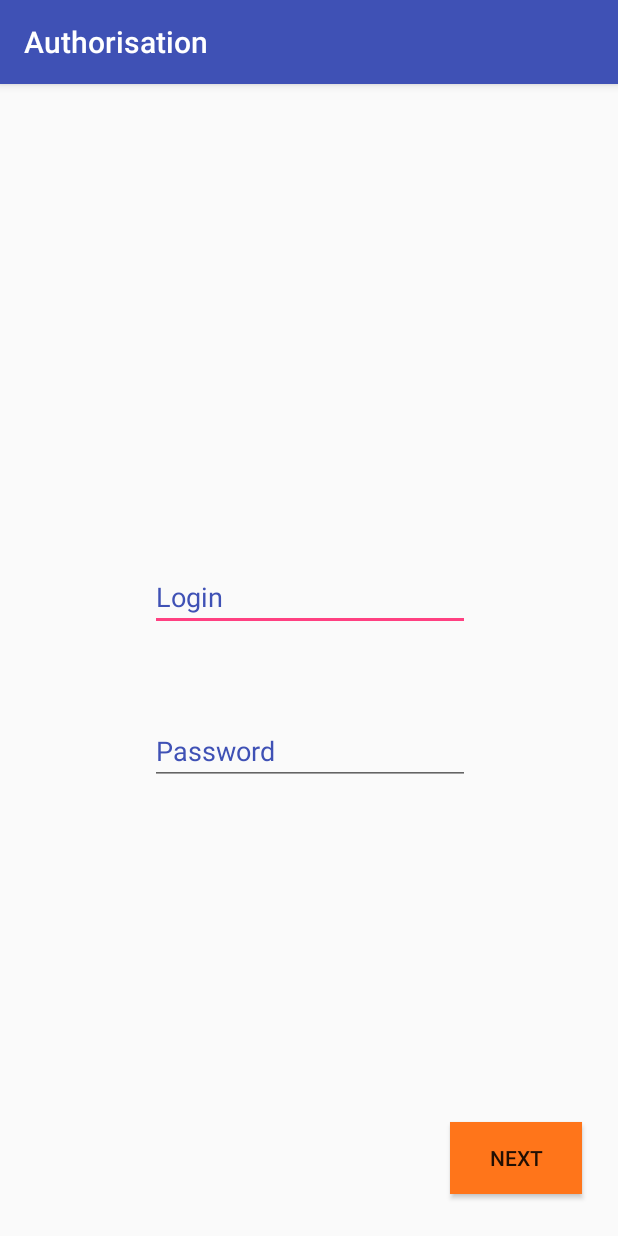
After one commit to Memternet/Memternet-client, an Android app: the AuthorisationActivity screen opened directly, with no data from a screen before it, on a phone screen of 412 x 824 dp. The commit adds this screen. Run offline under Robolectric (Android 15) with nearby library versions, the phone set to English and light mode, and no system bars.

Commit message:
Fix auth activity

```diff
--- a/app/build.gradle
+++ b/app/build.gradle
@@ -4,7 +4,7 @@ android {
     compileSdkVersion 26
     defaultConfig {
         applicationId "com.example.root.memternet"
-        minSdkVersion 17
+        minSdkVersion 21
         targetSdkVersion 26
         versionCode 1
         versionName "1.0"
@@ -22,6 +22,7 @@ dependencies {
     implementation fileTree(dir: 'libs', include: ['*.jar'])
     implementation 'com.android.support:appcompat-v7:26.1.0'
     implementation 'com.android.support.constraint:constraint-layout:1.0.2'
+    implementation 'com.android.support:design:26.1.0'
     testImplementation 'junit:junit:4.12'
     androidTestImplementation 'com.android.support.test:runner:1.0.1'
     androidTestImplementation 'com.android.support.test.espresso:espresso-core:3.0.1'
--- a/app/src/main/AndroidManifest.xml
+++ b/app/src/main/AndroidManifest.xml
@@ -1,7 +1,9 @@
 <?xml version="1.0" encoding="utf-8"?>
 <manifest xmlns:android="http://schemas.android.com/apk/res/android"
     package="com.example.root.memternet">
-    <uses-permission android:name="android.permission.INTERNET"/>
+
+    <uses-permission android:name="android.permission.INTERNET" />
+
     <application
         android:largeHeap="true"
         android:allowBackup="true"
@@ -17,6 +19,11 @@
                 <category android:name="android.intent.category.LAUNCHER" />
             </intent-filter>
         </activity>
+        <activity
+            android:name=".AuthorisationActivity"
+            android:label="@string/title_activity_authorisation"
+            android:theme="@style/AppTheme.NoActionBar">
+        </activity>
     </application>
 
 </manifest>
--- /dev/null
+++ b/app/src/main/java/com/example/root/memternet/AuthorisationActivity.java
@@ -0,0 +1,15 @@
+package com.example.root.memternet;
+
+import android.os.Bundle;
+import android.support.v7.app.AppCompatActivity;
+import android.support.v7.widget.Toolbar;
+
+public class AuthorisationActivity extends AppCompatActivity {
+
+    @Override
+    protected void onCreate(Bundle savedInstanceState) {
+        super.onCreate(savedInstanceState);
+        setContentView(R.layout.activity_authorisation);
+    }
+
+}
--- a/app/src/main/java/com/example/root/memternet/Loader.java
+++ b/app/src/main/java/com/example/root/memternet/Loader.java
@@ -1,9 +1,11 @@
 package com.example.root.memternet;
 
+import android.graphics.Bitmap;
 import android.graphics.BitmapFactory;
 import android.os.AsyncTask;
 import android.util.Log;
 import android.util.Pair;
+import android.view.Display;
 
 import java.io.BufferedReader;
 import java.io.IOException;
@@ -74,6 +76,7 @@ public class Loader {
                 lastId = memesList.get(i).getId() - 1;
             test.add(memesList.get(i).getImg_url());
         }
+
         return test;
     }
 
@@ -117,7 +120,8 @@ public class Loader {
                     URL url = new URL(urls.get(i));
                     URLConnection connection = url.openConnection();
                     connection.connect();
-                    memes.get(i).setImg(BitmapFactory.decodeStream(connection.getInputStream()));
+                    Bitmap bitmap = BitmapFactory.decodeStream(connection.getInputStream());
+                    memes.get(i).setImg(bitmap);
                 } catch (MalformedURLException e) {
                     e.printStackTrace();
                 } catch (IOException e) {
--- a/app/src/main/java/com/example/root/memternet/MainActivity.java
+++ b/app/src/main/java/com/example/root/memternet/MainActivity.java
@@ -6,6 +6,7 @@ import android.support.v7.app.AppCompatActivity;
 import android.os.Bundle;
 import android.support.v7.widget.LinearLayoutManager;
 import android.support.v7.widget.RecyclerView;
+import android.util.DisplayMetrics;
 
 
 import java.util.ArrayList;
@@ -42,8 +43,6 @@ public class MainActivity extends AppCompatActivity {
         };
         Timer t = new Timer();
         t.schedule(tt, 100, 100);
-//        ImageLoader loader;
-//        loader.start
     }
 
     @Override
--- a/app/src/main/java/com/example/root/memternet/Meme.java
+++ b/app/src/main/java/com/example/root/memternet/Meme.java
@@ -1,6 +1,7 @@
 package com.example.root.memternet;
 
 import android.graphics.Bitmap;
+import android.view.Display;
 
 public final class Meme {
     private String url;
--- a/app/src/main/java/com/example/root/memternet/MemeAdapter.java
+++ b/app/src/main/java/com/example/root/memternet/MemeAdapter.java
@@ -12,6 +12,7 @@ public class MemeAdapter extends RecyclerView.Adapter<MemeAdapter.ViewHolder> {
     public boolean isNeedUpdate() {
         return needUpdate;
     }
+
     MemeAdapter() {
         super();
         data = new ArrayList();
--- a/app/src/main/java/com/example/root/memternet/MemeView.java
+++ b/app/src/main/java/com/example/root/memternet/MemeView.java
@@ -1,7 +1,12 @@
 package com.example.root.memternet;
 
 import android.content.Context;
+import android.graphics.Bitmap;
 import android.support.v7.widget.CardView;
+import android.view.Display;
+import android.view.Gravity;
+import android.widget.Button;
+import android.widget.FrameLayout;
 import android.widget.ImageView;
 import android.widget.TextView;
 
@@ -10,15 +15,18 @@ public class MemeView extends CardView {
     ImageView img;
     MemeView (Context context) {
         super(context);
-        LayoutParams lp = new LayoutParams(LayoutParams.MATCH_PARENT, LayoutParams.WRAP_CONTENT);
+        final int margin = (int)(16 * context.getResources().getDisplayMetrics().density);
+        LayoutParams lp = new LayoutParams(LayoutParams.WRAP_CONTENT, LayoutParams.WRAP_CONTENT);
+        lp.setMargins(margin, margin / 2, margin, margin / 2);
+        setElevation(50);
         super.setLayoutParams(lp);
         memeText = new TextView(context);
         img = new ImageView(context);
-        lp = new LayoutParams(LayoutParams.WRAP_CONTENT, LayoutParams.WRAP_CONTENT);
-        img.setLayoutParams(lp);
+        Button button = new Button(context);
+        //super.addView(button, 200, 200);
+        setElevation(100);
         super.addView(memeText);
         super.addView(img);
-        super.setRadius(20);
     }
     public void setMeme(Meme meme) {
         img.setImageBitmap(meme.getImg());
--- /dev/null
+++ b/app/src/main/res/layout/activity_authorisation.xml
@@ -0,0 +1,26 @@
+<?xml version="1.0" encoding="utf-8"?>
+<android.support.design.widget.CoordinatorLayout xmlns:android="http://schemas.android.com/apk/res/android"
+    xmlns:app="http://schemas.android.com/apk/res-auto"
+    xmlns:tools="http://schemas.android.com/tools"
+    android:layout_width="match_parent"
+    android:layout_height="match_parent"
+    tools:context="com.example.root.memternet.AuthorisationActivity">
+
+    <android.support.design.widget.AppBarLayout
+        android:layout_width="match_parent"
+        android:layout_height="wrap_content"
+        android:theme="@style/AppTheme.AppBarOverlay">
+
+        <android.support.v7.widget.Toolbar
+            app:title="@string/authorisation"
+            android:id="@+id/toolbar"
+            android:layout_width="match_parent"
+            android:layout_height="?attr/actionBarSize"
+            android:background="?attr/colorPrimary"
+            app:popupTheme="@style/AppTheme.PopupOverlay" />
+
+    </android.support.design.widget.AppBarLayout>
+
+    <include layout="@layout/content_authorisation" />
+
+</android.support.design.widget.CoordinatorLayout>
--- a/app/src/main/res/layout/activity_main.xml
+++ b/app/src/main/res/layout/activity_main.xml
@@ -9,6 +9,9 @@
         android:id="@+id/posts"
         android:layout_width="match_parent"
         android:layout_height="match_parent"
-        android:scrollbars="vertical">
+        android:scrollbars="vertical"
+        android:background="@color/lightBlue"
+        android:paddingTop="16dp"
+        android:foregroundGravity="center_horizontal">
     </android.support.v7.widget.RecyclerView>
 </android.support.constraint.ConstraintLayout>
--- /dev/null
+++ b/app/src/main/res/layout/content_authorisation.xml
@@ -0,0 +1,59 @@
+<?xml version="1.0" encoding="utf-8"?>
+<android.support.constraint.ConstraintLayout xmlns:android="http://schemas.android.com/apk/res/android"
+    xmlns:app="http://schemas.android.com/apk/res-auto"
+    xmlns:tools="http://schemas.android.com/tools"
+    android:layout_width="match_parent"
+    android:layout_height="match_parent"
+    app:layout_behavior="@string/appbar_scrolling_view_behavior"
+    tools:context="com.example.root.memternet.AuthorisationActivity"
+    tools:showIn="@layout/activity_authorisation">
+
+    <EditText
+        android:id="@+id/editText"
+        android:layout_width="wrap_content"
+        android:layout_height="wrap_content"
+        android:layout_marginEnd="24dp"
+        android:layout_marginStart="24dp"
+        android:layout_marginTop="24dp"
+        android:ems="10"
+        android:hint="@string/login"
+        android:inputType="textPersonName"
+        android:textColor="@color/colorPrimaryDark"
+        android:textColorHint="@color/colorPrimary"
+        app:layout_constraintBottom_toTopOf="@+id/password"
+        app:layout_constraintEnd_toEndOf="parent"
+        app:layout_constraintHorizontal_bias="0.504"
+        app:layout_constraintStart_toStartOf="parent"
+        app:layout_constraintTop_toTopOf="parent"
+        app:layout_constraintVertical_bias="0.833" />
+
+    <EditText
+        android:id="@+id/password"
+        android:layout_width="wrap_content"
+        android:layout_height="43dp"
+        android:layout_marginBottom="152dp"
+        android:layout_marginEnd="24dp"
+        android:layout_marginStart="24dp"
+        android:ems="10"
+        android:hint="@string/password"
+        android:inputType="textPassword"
+        android:textColor="@color/colorPrimaryDark"
+        android:textColorHint="@color/colorPrimary"
+        app:layout_constraintBottom_toBottomOf="parent"
+        app:layout_constraintEnd_toEndOf="parent"
+        app:layout_constraintHorizontal_bias="0.504"
+        app:layout_constraintStart_toStartOf="parent"
+        app:layout_constraintTop_toTopOf="parent"
+        app:layout_constraintVertical_bias="0.74" />
+
+    <Button
+        android:id="@+id/button"
+        android:layout_width="wrap_content"
+        android:layout_height="wrap_content"
+        android:layout_marginBottom="28dp"
+        android:layout_marginEnd="24dp"
+        android:background="@color/orange"
+        android:text="@string/next"
+        app:layout_constraintBottom_toBottomOf="parent"
+        app:layout_constraintEnd_toEndOf="parent" />
+</android.support.constraint.ConstraintLayout>
--- a/app/src/main/res/values/colors.xml
+++ b/app/src/main/res/values/colors.xml
@@ -3,4 +3,7 @@
     <color name="colorPrimary">#3F51B5</color>
     <color name="colorPrimaryDark">#303F9F</color>
     <color name="colorAccent">#FF4081</color>
+    <color name="lightBlue">#e6eeff</color>
+    <color name="lightOrange">#ffb366</color>
+    <color name="orange">#ff751a</color>
 </resources>
--- /dev/null
+++ b/app/src/main/res/values/dimens.xml
@@ -0,0 +1,3 @@
+<resources>
+    <dimen name="fab_margin">16dp</dimen>
+</resources>
--- a/app/src/main/res/values/strings.xml
+++ b/app/src/main/res/values/strings.xml
@@ -1,3 +1,8 @@
 <resources>
     <string name="app_name">Memternet</string>
+    <string name="title_activity_authorisation">AuthorisationActivity</string>
+    <string name="login">Login</string>
+    <string name="password">Password</string>
+    <string name="authorisation">Authorisation</string>
+    <string name="next">Next</string>
 </resources>
--- a/app/src/main/res/values/styles.xml
+++ b/app/src/main/res/values/styles.xml
@@ -8,4 +8,13 @@
         <item name="colorAccent">@color/colorAccent</item>
     </style>
 
+    <style name="AppTheme.NoActionBar">
+        <item name="windowActionBar">false</item>
+        <item name="windowNoTitle">true</item>
+    </style>
+
+    <style name="AppTheme.AppBarOverlay" parent="ThemeOverlay.AppCompat.Dark.ActionBar" />
+
+    <style name="AppTheme.PopupOverlay" parent="ThemeOverlay.AppCompat.Light" />
+
 </resources>
```
